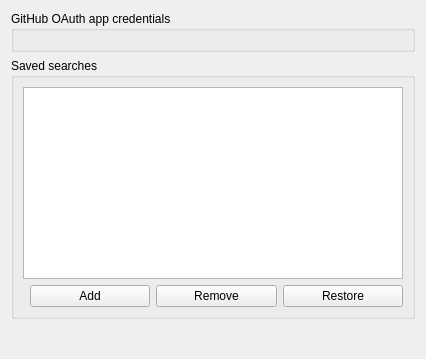
Qt form src/configwidget.ui (albertlauncher/albert-plugin-github) before a commit.
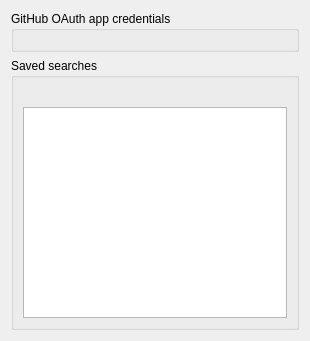
The same form after that commit.

```diff
--- a/src/configwidget.ui
+++ b/src/configwidget.ui
@@ -6,11 +6,11 @@
    <rect>
     <x>0</x>
     <y>0</y>
-    <width>426</width>
-    <height>359</height>
+    <width>310</width>
+    <height>341</height>
    </rect>
   </property>
-  <layout class="QVBoxLayout" name="layout_2">
+  <layout class="QVBoxLayout" name="verticalLayout_2">
    <item>
     <widget class="QGroupBox" name="groupBox_oauth">
      <property name="title">
@@ -26,62 +26,34 @@
      </property>
      <layout class="QVBoxLayout" name="verticalLayout_3">
       <item>
-       <widget class="QTableView" name="tableView_searches">
+       <widget class="QLabel" name="label_seach_info">
+        <property name="text">
+         <string/>
+        </property>
+        <property name="openExternalLinks">
+         <bool>true</bool>
+        </property>
+       </widget>
+      </item>
+      <item>
+       <widget class="QTreeView" name="treeView">
         <property name="alternatingRowColors">
          <bool>true</bool>
         </property>
-        <property name="selectionMode">
-         <enum>QAbstractItemView::SelectionMode::SingleSelection</enum>
+        <property name="indentation">
+         <number>10</number>
         </property>
-        <property name="selectionBehavior">
-         <enum>QAbstractItemView::SelectionBehavior::SelectRows</enum>
-        </property>
-        <property name="showGrid">
+        <property name="rootIsDecorated">
          <bool>false</bool>
         </property>
-        <property name="wordWrap">
+        <property name="itemsExpandable">
          <bool>false</bool>
         </property>
-        <attribute name="horizontalHeaderHighlightSections">
+        <property name="expandsOnDoubleClick">
          <bool>false</bool>
-        </attribute>
-        <attribute name="verticalHeaderVisible">
-         <bool>false</bool>
-        </attribute>
+        </property>
        </widget>
       </item>
-      <item>
-       <layout class="QHBoxLayout" name="horizontalLayout" stretch="0,0,0,0">
-        <item>
-         <spacer name="horizontalSpacer">
-          <property name="orientation">
-           <enum>Qt::Orientation::Horizontal</enum>
-          </property>
-         </spacer>
-        </item>
-        <item>
-         <widget class="QPushButton" name="pushButton_new">
-          <property name="text">
-           <string>Add</string>
-          </property>
-         </widget>
-        </item>
-        <item>
-         <widget class="QPushButton" name="pushButton_remove">
-          <property name="text">
-           <string>Remove</string>
-          </property>
-         </widget>
-        </item>
-        <item>
-         <widget class="QPushButton" name="pushButton_restoreDefaults">
-          <property name="text">
-           <string>Restore</string>
-          </property>
-         </widget>
-        </item>
-       </layout>
-      </item>
      </layout>
     </widget>
    </item>
@@ -90,6 +62,9 @@
      <property name="orientation">
       <enum>Qt::Orientation::Vertical</enum>
      </property>
+     <property name="sizeType">
+      <enum>QSizePolicy::Policy::Minimum</enum>
+     </property>
      <property name="sizeHint" stdset="0">
       <size>
        <width>0</width>
```
